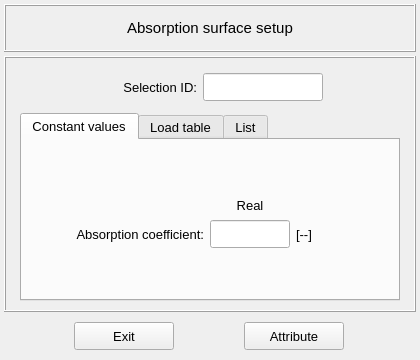
Qt form vibra/interface/data/ui_files/model/setup/acoustic/absorption_surface_inputs.ui (MOPT-UFSC/VIBRA) before a commit.
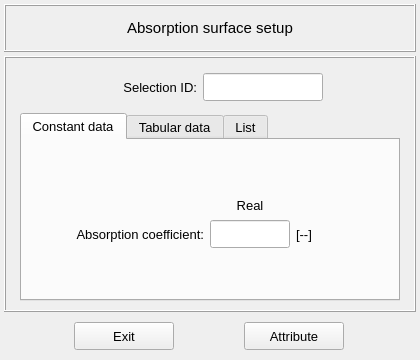
The same form after that commit. Icons and pictures are not drawn.

Diff of the .ui file:
```diff
--- a/vibra/interface/data/ui_files/model/setup/acoustic/absorption_surface_inputs.ui
+++ b/vibra/interface/data/ui_files/model/setup/acoustic/absorption_surface_inputs.ui
@@ -237,7 +237,7 @@
         </property>
         <widget class="QWidget" name="tab_constant_values">
          <attribute name="title">
-          <string>Constant values</string>
+          <string>Constant data</string>
          </attribute>
          <layout class="QGridLayout" name="gridLayout_12">
           <property name="leftMargin">
@@ -482,7 +482,7 @@
         </widget>
         <widget class="QWidget" name="tab_load_tables">
          <attribute name="title">
-          <string>Load table</string>
+          <string>Tabular data</string>
          </attribute>
          <layout class="QGridLayout" name="gridLayout_3">
           <property name="leftMargin">
```
Left out of the diff: 4 changed lines with no effect on the pictures.
